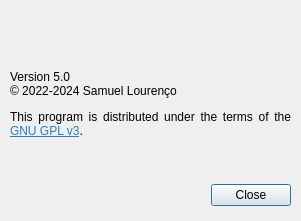
bloguetronica/cp2130-com, file src/aboutdialog.ui: the form before one commit.
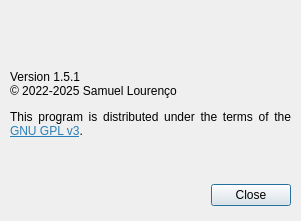
The form after the commit. Icons and pictures are not drawn.

The edit to the form file:
```diff
--- a/src/aboutdialog.ui
+++ b/src/aboutdialog.ui
@@ -65,7 +65,7 @@
     </rect>
    </property>
    <property name="text">
-    <string>&lt;html&gt;&lt;head/&gt;&lt;body&gt;&lt;p&gt;Version 5.0&lt;br/&gt;© 2022-2024 Samuel Lourenço&lt;/p&gt;&lt;p&gt;This program is distributed under the terms of the &lt;a href=&quot;https://www.gnu.org/licenses/gpl-3.0-standalone.html&quot;&gt;&lt;span style=&quot; text-decoration: underline; color:#2980b9;&quot;&gt;GNU GPL v3&lt;/span&gt;&lt;/a&gt;.&lt;/p&gt;&lt;/body&gt;&lt;/html&gt;</string>
+    <string>&lt;html&gt;&lt;head/&gt;&lt;body&gt;&lt;p&gt;Version 1.5.1&lt;br/&gt;© 2022-2025 Samuel Lourenço&lt;/p&gt;&lt;p&gt;This program is distributed under the terms of the &lt;a href=&quot;https://www.gnu.org/licenses/gpl-3.0-standalone.html&quot;&gt;&lt;span style=&quot; text-decoration: underline; color:#2980b9;&quot;&gt;GNU GPL v3&lt;/span&gt;&lt;/a&gt;.&lt;/p&gt;&lt;/body&gt;&lt;/html&gt;</string>
    </property>
    <property name="alignment">
     <set>Qt::AlignJustify|Qt::AlignTop</set>
```
